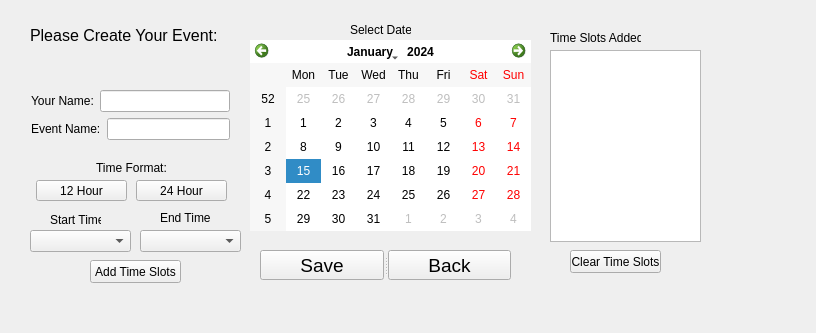
Above: EventPlanner/eventadminmode.ui from lanegramling/EventPlanner_Project before the change. Below: the same form after it.
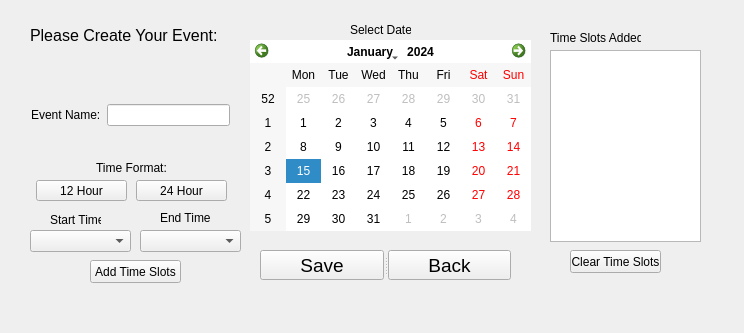
That is the form after the change.

```diff
--- a/EventPlanner/eventadminmode.ui
+++ b/EventPlanner/eventadminmode.ui
@@ -6,7 +6,7 @@
    <rect>
     <x>0</x>
     <y>0</y>
-    <width>816</width>
+    <width>744</width>
     <height>333</height>
    </rect>
   </property>
@@ -88,20 +88,6 @@
     <layout class="QVBoxLayout" name="verticalLayout_10">
      <item>
       <layout class="QVBoxLayout" name="verticalLayout_9">
-       <item>
-        <layout class="QHBoxLayout" name="horizontalLayout_5">
-         <item>
-          <widget class="QLabel" name="label_8">
-           <property name="text">
-            <string>Your Name:</string>
-           </property>
-          </widget>
-         </item>
-         <item>
-          <widget class="QLineEdit" name="lineEdit_2"/>
-         </item>
-        </layout>
-       </item>
        <item>
         <layout class="QHBoxLayout" name="horizontalLayout">
          <item>
```
Left out of the diff: 2 changed lines with no effect on the pictures.
